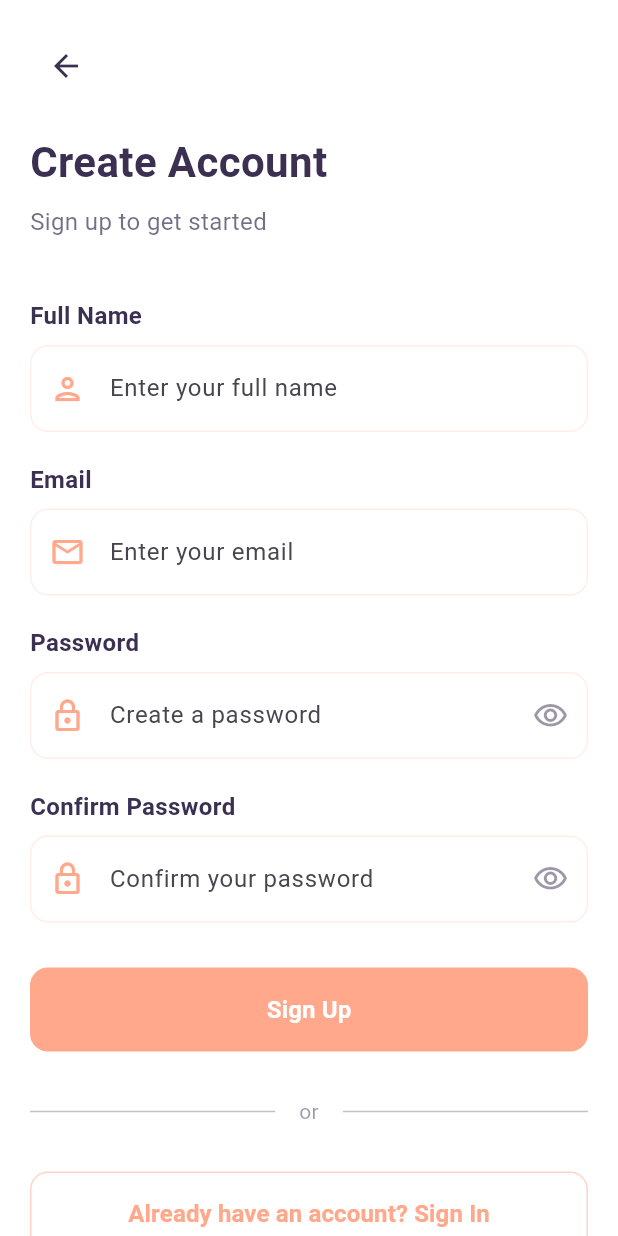
After one commit to lochhapu/petpal-mobile-frontend, a Flutter app: the SignUpPage screen opened directly, on a phone screen of 412 x 824 dp. The commit adds this screen. Run offline on Flutter 3.47's test engine with Material 3 defaults, Android fonts, the phone set to English and light mode, and no system bars.

Commit message:
added authentication, have to connect with welcome page next

```diff
--- /dev/null
+++ b/lib/features/authentication/pages/sign_up_page.dart
@@ -0,0 +1,221 @@
+import 'package:flutter/material.dart';
+import '../../../core/constants/app_colors.dart';
+import '../../../../app.dart'; // Import the main App widget
+
+class SignUpPage extends StatelessWidget {
+  const SignUpPage({super.key});
+
+  @override
+  Widget build(BuildContext context) {
+    return Scaffold(
+      backgroundColor: Colors.white,
+      body: SafeArea(
+        child: SingleChildScrollView(
+          padding: const EdgeInsets.all(20),
+          child: Column(
+            crossAxisAlignment: CrossAxisAlignment.start,
+            children: [
+              // Back button
+              IconButton(
+                onPressed: () {
+                  Navigator.of(context).pop();
+                },
+                icon: Icon(Icons.arrow_back, color: AppColors.primaryColor),
+              ),
+              const SizedBox(height: 20),
+
+              // Create account text
+              const Text(
+                'Create Account',
+                style: TextStyle(
+                  fontSize: 28,
+                  fontWeight: FontWeight.bold,
+                  color: AppColors.primaryColor,
+                ),
+              ),
+              const SizedBox(height: 8),
+              Text(
+                'Sign up to get started',
+                style: TextStyle(
+                  fontSize: 16,
+                  color: AppColors.primaryColor.withOpacity(0.7),
+                ),
+              ),
+              const SizedBox(height: 40),
+
+              // Full name field
+              _buildFormField(
+                label: 'Full Name',
+                icon: Icons.person_outlined,
+                hintText: 'Enter your full name',
+              ),
+              const SizedBox(height: 20),
+
+              // Email field
+              _buildFormField(
+                label: 'Email',
+                icon: Icons.email_outlined,
+                hintText: 'Enter your email',
+              ),
+              const SizedBox(height: 20),
+
+              // Password field
+              _buildFormField(
+                label: 'Password',
+                icon: Icons.lock_outlined,
+                hintText: 'Create a password',
+                isPassword: true,
+              ),
+              const SizedBox(height: 20),
+
+              // Confirm password field
+              _buildFormField(
+                label: 'Confirm Password',
+                icon: Icons.lock_outlined,
+                hintText: 'Confirm your password',
+                isPassword: true,
+              ),
+              const SizedBox(height: 30),
+
+              // Sign Up button
+              SizedBox(
+                width: double.infinity,
+                height: 56,
+                child: ElevatedButton(
+                  onPressed: () {
+                    // TODO: BACKEND - Replace with actual authentication
+                    // For now, navigate to main app with bottom nav bar
+                    Navigator.pushAndRemoveUntil(
+                      context,
+                      MaterialPageRoute(builder: (context) => const App()),
+                      (Route<dynamic> route) => false,
+                    );
+                  },
+                  style: ElevatedButton.styleFrom(
+                    backgroundColor: AppColors.secondaryColor,
+                    foregroundColor: Colors.white,
+                    shape: RoundedRectangleBorder(
+                      borderRadius: BorderRadius.circular(12),
+                    ),
+                    elevation: 0,
+                  ),
+                  child: const Text(
+                    'Sign Up',
+                    style: TextStyle(fontSize: 16, fontWeight: FontWeight.w600),
+                  ),
+                ),
+              ),
+              const SizedBox(height: 30),
+
+              // Divider with "or"
+              Row(
+                children: [
+                  Expanded(
+                    child: Divider(
+                      color: AppColors.primaryColor.withOpacity(0.3),
+                    ),
+                  ),
+                  Padding(
+                    padding: const EdgeInsets.symmetric(horizontal: 16),
+                    child: Text(
+                      'or',
+                      style: TextStyle(
+                        color: AppColors.primaryColor.withOpacity(0.5),
+                        fontSize: 14,
+                      ),
+                    ),
+                  ),
+                  Expanded(
+                    child: Divider(
+                      color: AppColors.primaryColor.withOpacity(0.3),
+                    ),
+                  ),
+                ],
+              ),
+              const SizedBox(height: 30),
+
+              // Already have account button
+              SizedBox(
+                width: double.infinity,
+                height: 56,
+                child: OutlinedButton(
+                  onPressed: () {
+                    Navigator.pop(context);
+                  },
+                  style: OutlinedButton.styleFrom(
+                    foregroundColor: AppColors.secondaryColor,
+                    side: BorderSide(
+                      color: AppColors.secondaryColor.withOpacity(0.5),
+                    ),
+                    shape: RoundedRectangleBorder(
+                      borderRadius: BorderRadius.circular(12),
+                    ),
+                  ),
+                  child: const Text(
+                    'Already have an account? Sign In',
+                    style: TextStyle(fontSize: 16, fontWeight: FontWeight.w600),
+                  ),
+                ),
+              ),
+            ],
+          ),
+        ),
+      ),
+    );
+  }
+
+  Widget _buildFormField({
+    required String label,
+    required IconData icon,
+    required String hintText,
+    bool isPassword = false,
+  }) {
+    return Column(
+      crossAxisAlignment: CrossAxisAlignment.start,
+      children: [
+        Text(
+          label,
+          style: const TextStyle(
+            fontSize: 16,
+            fontWeight: FontWeight.w600,
+            color: AppColors.primaryColor,
+          ),
+        ),
+        const SizedBox(height: 8),
+        Container(
+          decoration: BoxDecoration(
+            color: Colors.white,
+            borderRadius: BorderRadius.circular(12),
+            border: Border.all(
+              color: AppColors.secondaryColor.withOpacity(0.2),
+            ),
+          ),
+          child: TextFormField(
+            obscureText: isPassword,
+            decoration: InputDecoration(
+              contentPadding: const EdgeInsets.symmetric(
+                horizontal: 16,
+                vertical: 16,
+              ),
+              border: InputBorder.none,
+              hintText: hintText,
+              prefixIcon: Icon(icon, color: AppColors.secondaryColor),
+              suffixIcon: isPassword
+                  ? IconButton(
+                      onPressed: () {
+                        // Toggle password visibility
+                      },
+                      icon: Icon(
+                        Icons.visibility_outlined,
+                        color: AppColors.primaryColor.withOpacity(0.5),
+                      ),
+                    )
+                  : null,
+            ),
+            style: const TextStyle(fontSize: 16, color: AppColors.primaryColor),
+          ),
+        ),
+      ],
+    );
+  }
+}
```
Also changed, not shown: lib/features/authentication/pages/sign_in_page.dart (added, +256 -0 lines), lib/features/profile/pages/profile_page.dart (+71 -4 lines).
